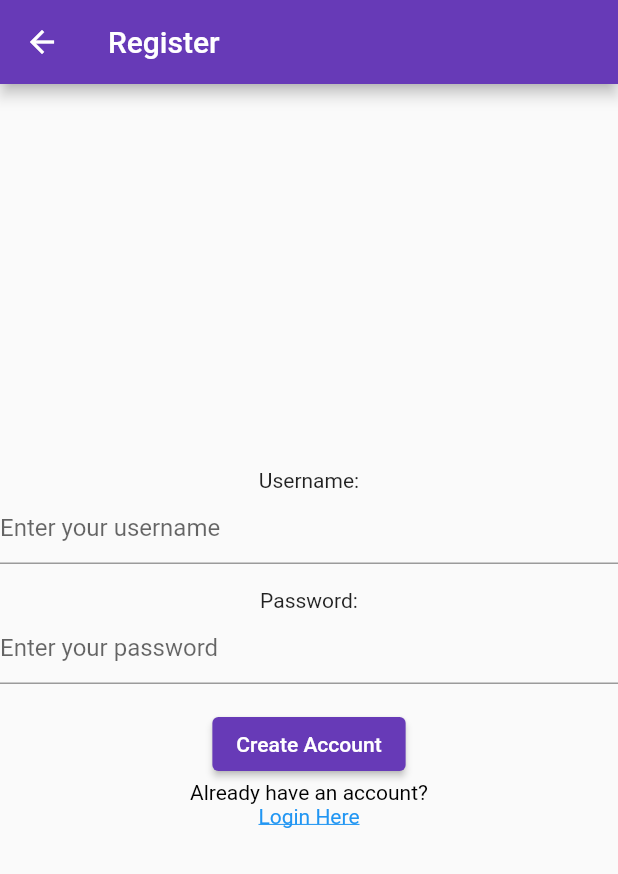
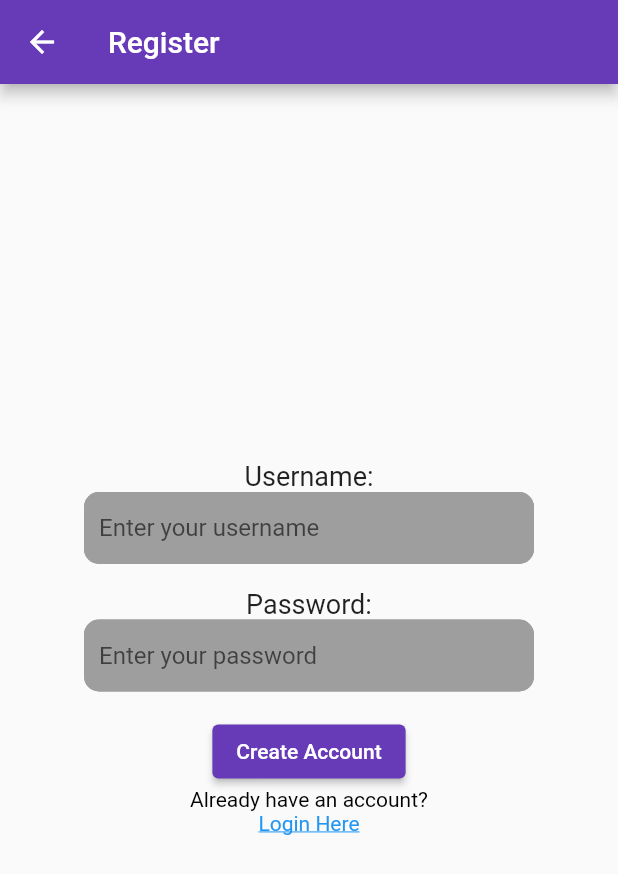
Before and after one commit to PCguyNoah/CodeKidsMobile, a Flutter app: the screen it shows after launch, after a tap on "Sign Up Here", on a phone screen of 412 x 824 dp. Shown: the top 874 px of the screen. Run offline on Flutter 3.47's test engine with Material 2 defaults, Android fonts, the light colour scheme and no system bars; network calls fail.

Commit message:
Styling changes for login and register

```diff
--- a/lib/main.dart
+++ b/lib/main.dart
@@ -98,22 +98,61 @@ class _MyHomePageState extends State<MyHomePage> {
           children: <Widget>[
             const Text(
               'Username:',
+              style: TextStyle(fontSize: 18),
             ),
-            TextField(
+            Container(
+              width: 300, // Set the desired width
+              child: TextField(
                 controller: usernameController,
                 decoration: InputDecoration(
                   hintText: 'Enter your username',
+                  filled: true,
+                  fillColor: Colors.grey,
+                  border: OutlineInputBorder(
+                    borderRadius: BorderRadius.circular(10.0),
+                    borderSide: BorderSide(color: Colors.grey),
                   ),
+                  contentPadding: EdgeInsets.all(10), // Padding inside the box
+                  enabledBorder: OutlineInputBorder(
+                    borderSide: BorderSide(color: Colors.grey),
+                    borderRadius: BorderRadius.circular(10.0),
+                  ),
+                  focusedBorder: OutlineInputBorder(
+                    borderSide: BorderSide(color: Colors.purple), // Border color when focused
+                    borderRadius: BorderRadius.circular(10.0),
+                  ),
+                ),
+              ),
+
             ),
             const SizedBox(height: 16),
             const Text(
               'Password:',
+              style: TextStyle(fontSize: 18),
             ),
-            TextField(
+            Container(
+              width: 300,
+              child: TextField(
                 controller: passwordController,
                 obscureText: true,
                 decoration: InputDecoration(
                   hintText: 'Enter your password',
+                  filled: true,            // Set to true to fill the background with a color
+                  fillColor: Colors.grey,  // Background color
+                  border: OutlineInputBorder(
+                    borderRadius: BorderRadius.circular(10.0),
+                    borderSide: BorderSide(color: Colors.grey),
+                  ),
+                  contentPadding: EdgeInsets.all(10), // Padding inside the box
+                  enabledBorder: OutlineInputBorder(
+                    borderSide: BorderSide(color: Colors.grey),
+                    borderRadius: BorderRadius.circular(10.0),
+                  ),
+                  focusedBorder: OutlineInputBorder(
+                    borderSide: BorderSide(color: Colors.purple), // Border color when focused
+                    borderRadius: BorderRadius.circular(10.0),
+                  ),
+                ),
               ),
             ),
             const SizedBox(height: 16),
@@ -146,20 +185,6 @@ class _MyHomePageState extends State<MyHomePage> {
           ],
         ),
       )
-    );
-  }
-}
-
-class DashBoard extends StatelessWidget {
-  @override
-  Widget build(BuildContext context) {
-    return Scaffold(
-      appBar: AppBar(
-        title: Text('Dashboard'),
-      ),
-      body: Center(
-        child: Text('Welcome to CodeKids!'),
-      ),
     );
   }
 }
@@ -229,20 +254,63 @@ class _RegisterState extends State<Register> {
         child: Column(
           mainAxisAlignment: MainAxisAlignment.center,
           children: <Widget>[
-            const Text('Username:'),
-            TextField(
+            const Text(
+                'Username:',
+                style: TextStyle(fontSize: 18),
+            ),
+            Container(
+              width: 300, // Set the desired width
+              child: TextField(
                 controller: usernameController,
                 decoration: InputDecoration(
                   hintText: 'Enter your username',
+                  filled: true,
+                  fillColor: Colors.grey,
+                  border: OutlineInputBorder(
+                    borderRadius: BorderRadius.circular(10.0),
+                    borderSide: BorderSide(color: Colors.grey),
+                  ),
+                  contentPadding: EdgeInsets.all(10), // Padding inside the box
+                  enabledBorder: OutlineInputBorder(
+                    borderSide: BorderSide(color: Colors.grey),
+                    borderRadius: BorderRadius.circular(10.0),
+                  ),
+                  focusedBorder: OutlineInputBorder(
+                    borderSide: BorderSide(color: Colors.purple), // Border color when focused
+                    borderRadius: BorderRadius.circular(10.0),
                   ),
                 ),
+              ),
+
+            ),
             const SizedBox(height: 16),
-            const Text('Password:'),
-            TextField(
+            const Text(
+                'Password:',
+                style: TextStyle(fontSize: 18),
+            ),
+            Container(
+              width: 300,
+              child: TextField(
                 controller: passwordController,
                 obscureText: true,
                 decoration: InputDecoration(
                   hintText: 'Enter your password',
+                  filled: true,            // Set to true to fill the background with a color
+                  fillColor: Colors.grey,  // Background color
+                  border: OutlineInputBorder(
+                    borderRadius: BorderRadius.circular(10.0),
+                    borderSide: BorderSide(color: Colors.grey),
+                  ),
+                  contentPadding: EdgeInsets.all(10), // Padding inside the box
+                  enabledBorder: OutlineInputBorder(
+                    borderSide: BorderSide(color: Colors.grey),
+                    borderRadius: BorderRadius.circular(10.0),
+                  ),
+                  focusedBorder: OutlineInputBorder(
+                    borderSide: BorderSide(color: Colors.purple), // Border color when focused
+                    borderRadius: BorderRadius.circular(10.0),
+                  ),
+                ),
               ),
             ),
             const SizedBox(height: 16),
@@ -278,3 +346,17 @@ class _RegisterState extends State<Register> {
     );
   }
 }
+
+class DashBoard extends StatelessWidget {
+  @override
+  Widget build(BuildContext context) {
+    return Scaffold(
+      appBar: AppBar(
+        title: Text('Dashboard'),
+      ),
+      body: Center(
+        child: Text('Welcome to CodeKids!'),
+      ),
+    );
+  }
+}
```
Lines whose indentation alone changed are shown as unchanged.
